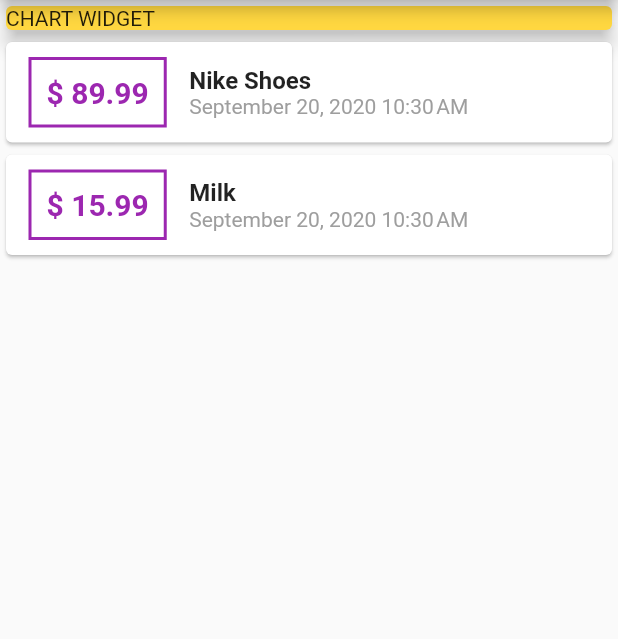
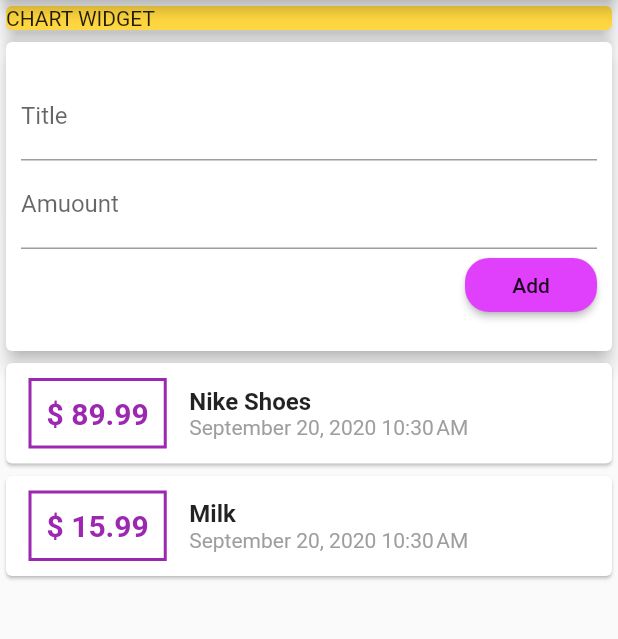
Before and after one commit to rakeshcheekatimala/flutter-learning, a Flutter app: the screen it shows after launch, on a phone screen of 412 x 824 dp, the part 84-723 px from its top. Run offline on Flutter 3.47's test engine with Material 2 defaults, Android fonts, the phone set to English and light mode, and no system bars.

Commit message:
adding Textfield for adding new expense

```diff
--- a/expense_tracker/lib/main.dart
+++ b/expense_tracker/lib/main.dart
@@ -28,6 +28,8 @@ class MyHomePage extends StatelessWidget {
         id: 'tx2', title: 'Milk', price: 15.99, createdAt: DateTime.now())
   ];
 
+  String title; // this value will store the textfield for titleInput
+  String amount; // this value will store the textfield for amountInput
   @override
   Widget build(BuildContext context) {
     // This method is rerun every time setState is called, for instance as done
@@ -53,6 +55,33 @@ class MyHomePage extends StatelessWidget {
                   child: Text('CHART WIDGET'),
                   elevation: 5,
                 ),
+              ),
+              Card(
+                elevation: 5,
+                child: Container(
+                    padding: EdgeInsets.all(10),
+                    margin: EdgeInsets.symmetric(vertical: 10),
+                    child: Column(
+                        crossAxisAlignment: CrossAxisAlignment.end,
+                        children: <Widget>[
+                          TextField(
+                            decoration: InputDecoration(labelText: 'Title'),
+                            onChanged: (val) => {title = val},
+                          ),
+                          TextField(
+                            decoration: InputDecoration(labelText: 'Amuount'),
+                            onChanged: (val) => {amount = val},
+                          ),
+                          RaisedButton(
+                            onPressed: () => {print(title + amount)},
+                            child: Text('Add'),
+                            color: Colors.purpleAccent,
+                            padding: EdgeInsets.all(10),
+                            shape: RoundedRectangleBorder(
+                                borderRadius:
+                                    BorderRadius.all(Radius.circular(16.0))),
+                          )
+                        ])),
               ),
               Column(
                   children: transactions.map((tx) {
```
